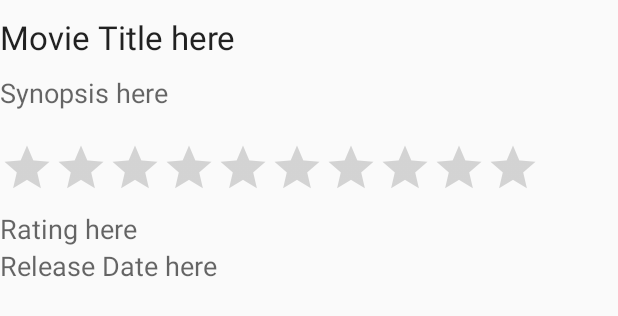
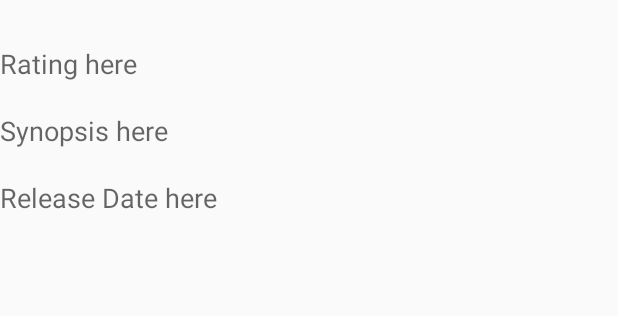
Before and after one commit to MrBuggySan/BuggyMovi, an Android app: the layout detailfragment.xml on its own in the app's theme, with its tools: preview values and no code run, on a phone screen of 412 x 824 dp. Shown: the top 316 px of the screen. Run offline under Robolectric (Android 15) with nearby library versions, the phone set to English and light mode, and no system bars.

Commit message:
Updated the detail fragment, it looks prettier now

```diff
--- a/app/src/main/java/com/example/andreibuiza/buggymovi/MainActivity.java
+++ b/app/src/main/java/com/example/andreibuiza/buggymovi/MainActivity.java
@@ -40,7 +40,7 @@ public class MainActivity extends AppCompatActivity implements FrontMenuFragment
 
             getSupportFragmentManager().beginTransaction().add(R.id.container,gridViewFragment).commit();
 
-            Log.d(LOG_TAG, "Activity onCreate");
+            //Log.d(LOG_TAG, "Activity onCreate");
         }
     }
 
@@ -154,7 +154,7 @@ public class MainActivity extends AppCompatActivity implements FrontMenuFragment
         args.putString(getString(R.string.posterURLkey), movieSelected.getPosterURL());
         args.putString(getString(R.string.titlekey), movieSelected.getTitle());
         args.putString(getString(R.string.synopsiskey), movieSelected.getSynopsis());
-        args.putInt(getString(R.string.ratingkey), movieSelected.getRating());
+        args.putDouble(getString(R.string.ratingkey), movieSelected.getRating());
         args.putString(getString(R.string.releaseDatekey), movieSelected.getReleaseDate());
 
         detailFragment.setArguments(args);
--- a/app/src/main/java/com/example/andreibuiza/buggymovi/Movie_element.java
+++ b/app/src/main/java/com/example/andreibuiza/buggymovi/Movie_element.java
@@ -12,14 +12,14 @@ public class Movie_element {
     private String posterURL;
     private String title;
     private String synopsis;
-    private int rating;
+    private double rating;
     private String releaseDate;
 
     public Movie_element(){
 
     }
 
-    public Movie_element(String poster, String title_, String synopsis_, int rating_, String releaseDate_){
+    public Movie_element(String poster, String title_, String synopsis_, double rating_, String releaseDate_){
         posterURL=poster;
         title=title_;
         synopsis=synopsis_;
@@ -39,7 +39,7 @@ public class Movie_element {
         return synopsis;
     }
 
-    public int getRating() {
+    public double getRating() {
         return rating;
     }
 
--- a/app/src/main/java/com/example/andreibuiza/buggymovi/theMovieDB_JSON.java
+++ b/app/src/main/java/com/example/andreibuiza/buggymovi/theMovieDB_JSON.java
@@ -82,8 +82,8 @@ public class theMovieDB_JSON {
     /**
      * Get all the ratings of the popular movies
      */
-    private int getCatRating(int i) throws JSONException {
-        return Category.getJSONArray("results").getJSONObject(i).getInt("vote_average");
+    private double getCatRating(int i) throws JSONException {
+        return Category.getJSONArray("results").getJSONObject(i).getDouble("vote_average");
     }
 
       /**
--- a/app/src/main/res/layout/detailfragment.xml
+++ b/app/src/main/res/layout/detailfragment.xml
@@ -14,14 +14,16 @@
             android:layout_height="wrap_content"
             android:id="@+id/posterImageView"
             android:layout_weight="0.05"
-            android:adjustViewBounds="false" />
+            android:adjustViewBounds="false"
+            android:paddingTop="10dp"
+            android:paddingBottom="10dp" />
 
         <TextView
             android:layout_width="wrap_content"
             android:layout_height="wrap_content"
-            android:textAppearance="?android:attr/textAppearanceLarge"
-            android:text="Movie Title here"
-            android:id="@+id/movieTitle"
+            android:textAppearance="?android:attr/textAppearanceMedium"
+            android:text="Rating here"
+            android:id="@+id/ratingText"
             android:layout_weight="0.05"
             android:paddingTop="10dp"
             android:paddingBottom="10dp" />
@@ -32,26 +34,9 @@
             android:textAppearance="?android:attr/textAppearanceMedium"
             android:text="Synopsis here"
             android:id="@+id/sysnopsis"
-            android:layout_weight="0.05" />
-
-        <RatingBar
-            android:layout_width="wrap_content"
-            android:layout_height="wrap_content"
-            android:id="@+id/ratingBar"
             android:layout_weight="0.05"
-            android:clickable="false"
-            android:numStars="10"
-            style="@style/Base.Widget.AppCompat.RatingBar.Indicator"
-            android:paddingTop="20dp"
+            android:paddingTop="10dp"
             android:paddingBottom="10dp" />
-
-        <TextView
-            android:layout_width="wrap_content"
-            android:layout_height="wrap_content"
-            android:textAppearance="?android:attr/textAppearanceMedium"
-            android:text="Rating here"
-            android:id="@+id/ratingText"
-            android:layout_weight="0.05" />
 
         <TextView
             android:layout_width="wrap_content"
@@ -60,6 +45,7 @@
             android:text="Release Date here"
             android:id="@+id/releaseDate"
             android:layout_weight="0.05"
+            android:paddingTop="10dp"
             android:paddingBottom="10dp" />
 
     </LinearLayout>
```
Also changed, not shown: app/src/main/java/com/example/andreibuiza/buggymovi/DetailFragment.java (+2 -12 lines).
